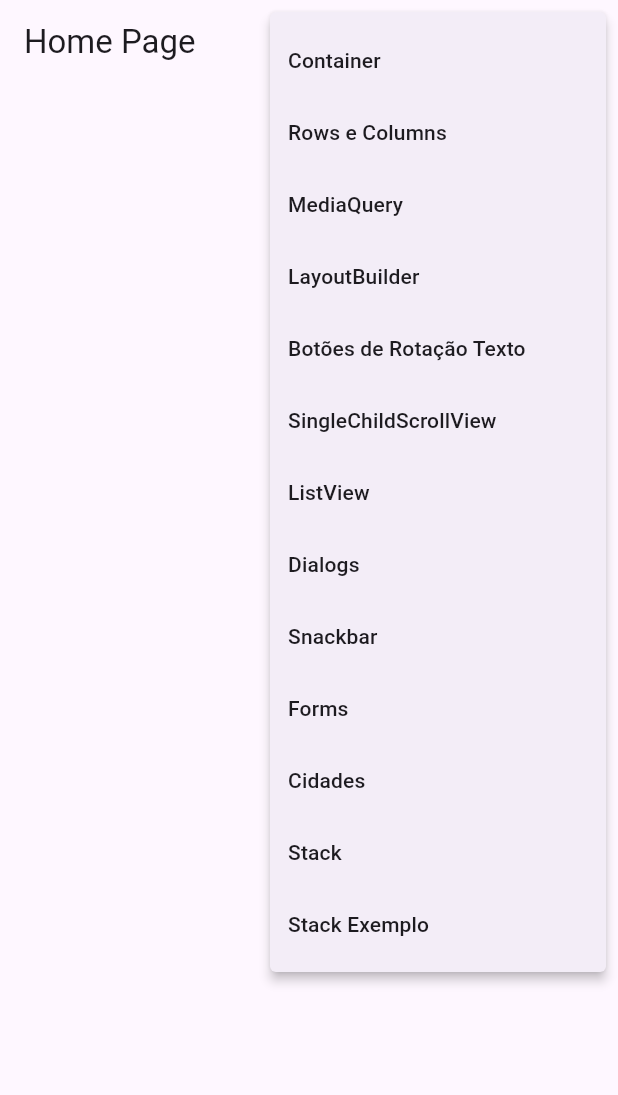
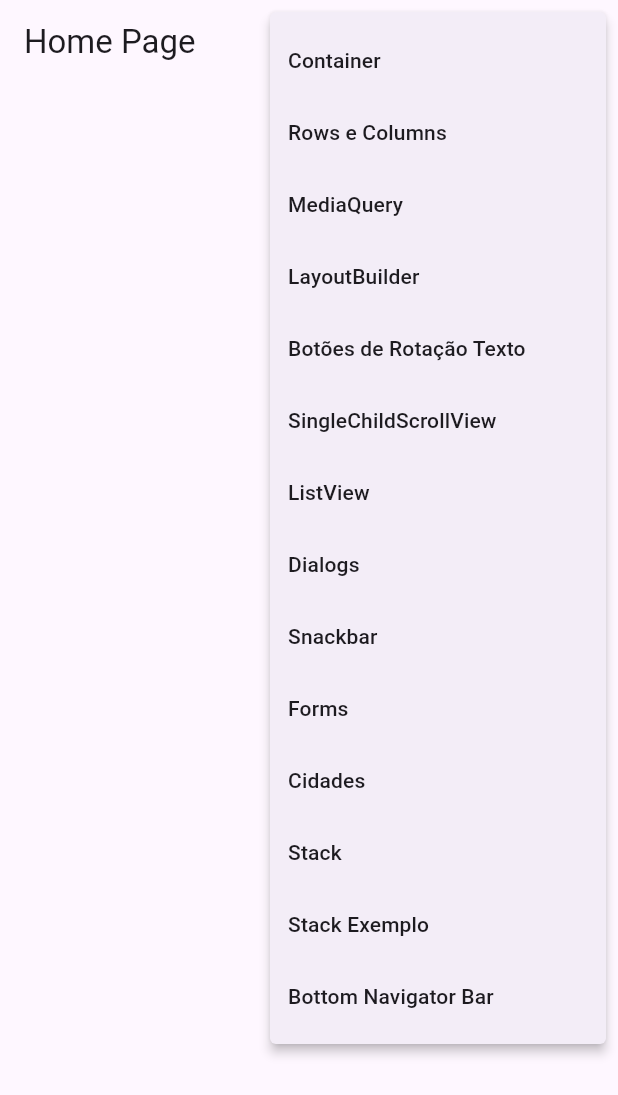
Before and after one commit to kauesiqueiraa/Flutter_Academy, a Flutter app: the screen it shows after launch, after a tap on the "menu" icon, on a phone screen of 412 x 824 dp. Shown: the top 1095 px of the screen. Run offline on Flutter 3.47's test engine with Material 3 defaults, Android fonts, the phone set to English and light mode, and no system bars; our stand-ins replace device_preview.

Commit message:
feat: bottom navigator bar

```diff
--- a/lib/main.dart
+++ b/lib/main.dart
@@ -1,6 +1,7 @@
 import 'package:device_preview/device_preview.dart';
 import 'package:flutter/material.dart';
 import 'package:flutter_primeiro_projeto/pages/botoes_rotacao_texto/botoes_rotacao_texto.dart';
+import 'package:flutter_primeiro_projeto/pages/bottom_navigator_bar/bottom_navigator_bar_page.dart';
 import 'package:flutter_primeiro_projeto/pages/cidades/cidades_page.dart';
 import 'package:flutter_primeiro_projeto/pages/container/container_page.dart';
 import 'package:flutter_primeiro_projeto/pages/dialogs/dialogs_page.dart';
@@ -52,6 +53,7 @@ class MyApp extends StatelessWidget {
         '/cidades': (_) => const CidadesPage(),
         '/stack': (_) => const StackPage(),
         '/stack/page2': (_) => const StackPage2(),
+        'bottom_navigator_bar': (_) => const BottomNavigatorBarPage(),
       },
     );
   }
--- a/lib/pages/home/home_page.dart
+++ b/lib/pages/home/home_page.dart
@@ -14,6 +14,7 @@ enum PopupMenuPages {
   cidades,
   stack,
   stack2,
+  bottom_navigator_bar,
 }
 
 class HomePage extends StatelessWidget {
@@ -69,6 +70,9 @@ class HomePage extends StatelessWidget {
                   case PopupMenuPages.stack2:
                     Navigator.of(context).pushNamed('/stack/page2');
                     break;
+                  case PopupMenuPages.bottom_navigator_bar:
+                    Navigator.of(context).pushNamed('bottom_navigator_bar');
+                    break;
                 }
               },
               itemBuilder: (BuildContext context) {
@@ -123,6 +127,10 @@ class HomePage extends StatelessWidget {
                     value: PopupMenuPages.stack2,
                     child: Text('Stack Exemplo')
                   ),
+                  PopupMenuItem<PopupMenuPages>(
+                    value: PopupMenuPages.bottom_navigator_bar,
+                    child: Text('Bottom Navigator Bar')
+                  ),
                 ];
               })
         ],
```
Also changed, not shown: lib/pages/bottom_navigator_bar/bottom_navigator_bar_page.dart (added, +45 -0 lines), lib/pages/bottom_navigator_bar/page1.dart (added, +12 -0 lines), lib/pages/bottom_navigator_bar/page2.dart (added, +12 -0 lines).
